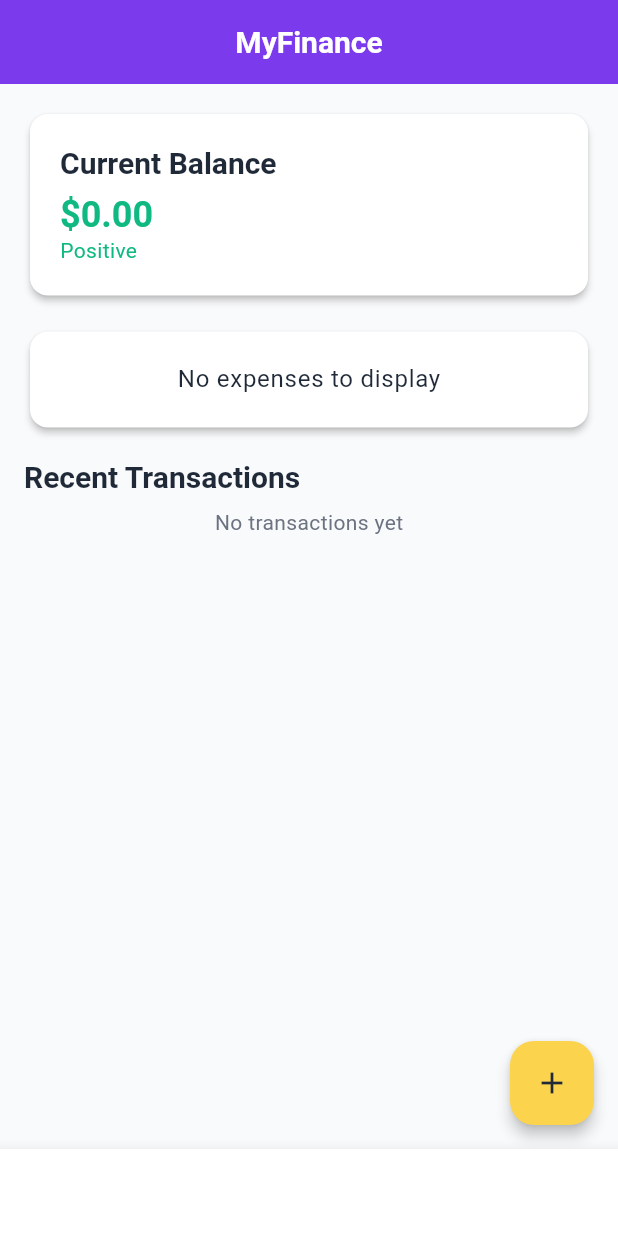
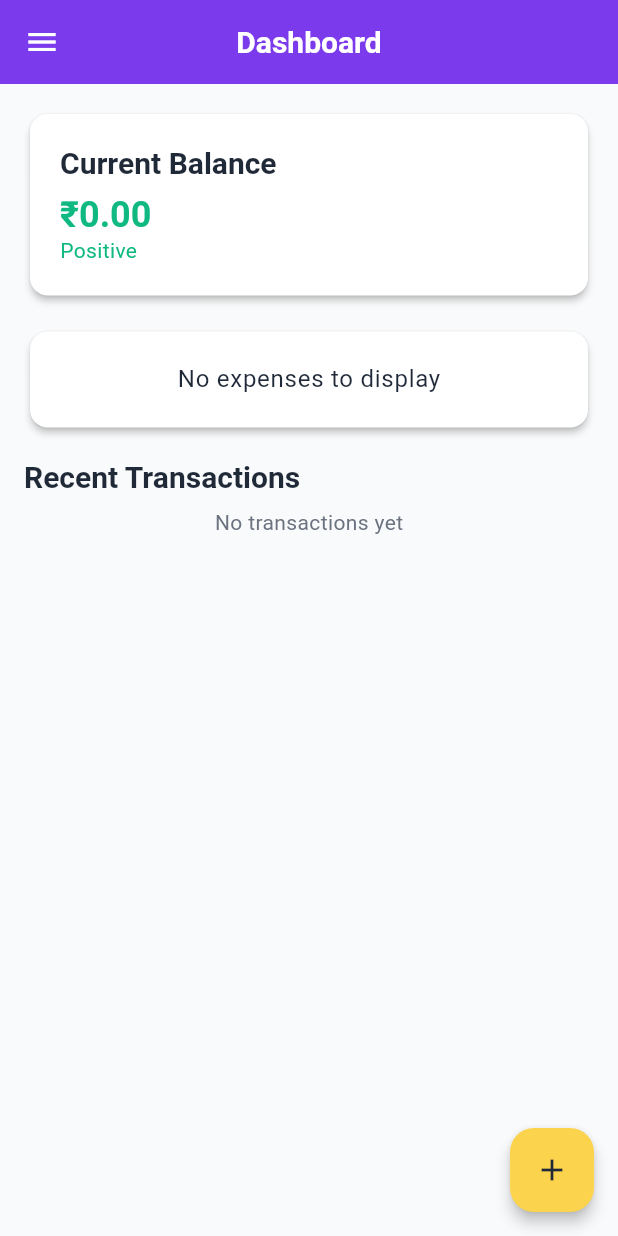
Before and after one commit to saumyasinha31/smart_expense, a Flutter app: the screen it shows after launch, on a phone screen of 412 x 824 dp. Run offline on Flutter 3.47's test engine with Material 3 defaults, Android fonts, the phone set to English and light mode, and no system bars; our stand-ins replace equatable, fl_chart, flutter_bloc, hive, hive_flutter; accounts and stored records are empty; generated files the repository leaves out were written again.

```diff
--- /dev/null
+++ b/lib/bloc/theme/theme_bloc.dart
@@ -0,0 +1,13 @@
+import 'package:flutter/material.dart';
+import 'package:flutter_bloc/flutter_bloc.dart';
+import 'theme_event.dart';
+import 'theme_state.dart';
+
+class ThemeBloc extends Bloc<ThemeEvent, ThemeState> {
+  ThemeBloc() : super(const ThemeState(themeMode: ThemeMode.light)) {
+    on<ToggleTheme>((event, emit) {
+      final newMode = state.themeMode == ThemeMode.light ? ThemeMode.dark : ThemeMode.light;
+      emit(state.copyWith(themeMode: newMode));
+    });
+  }
+}
--- /dev/null
+++ b/lib/bloc/theme/theme_event.dart
@@ -0,0 +1,3 @@
+abstract class ThemeEvent {}
+
+class ToggleTheme extends ThemeEvent {}
--- /dev/null
+++ b/lib/bloc/theme/theme_state.dart
@@ -0,0 +1,11 @@
+import 'package:flutter/material.dart';
+
+class ThemeState {
+  final ThemeMode themeMode;
+
+  const ThemeState({required this.themeMode});
+
+  ThemeState copyWith({ThemeMode? themeMode}) {
+    return ThemeState(themeMode: themeMode ?? this.themeMode);
+  }
+}
--- a/lib/main.dart
+++ b/lib/main.dart
@@ -8,6 +8,8 @@ import 'bloc/dashboard/dashboard_bloc.dart';
 import 'bloc/dashboard/dashboard_event.dart';
 import 'bloc/budget/budget_bloc.dart';
 import 'bloc/budget/budget_event.dart';
+import 'bloc/theme/theme_bloc.dart';
+import 'bloc/theme/theme_state.dart';
 import 'ui/theme.dart';
 import 'ui/screens/dashboard_screen.dart';
 
@@ -42,14 +44,21 @@ class MyFinanceApp extends StatelessWidget {
         BlocProvider(
           create: (context) => BudgetBloc(repository: repository)..add(LoadBudgets()),
         ),
+        BlocProvider(
+          create: (context) => ThemeBloc(),
+        ),
       ],
-      child: MaterialApp(
-        title: 'MyFinance',
-        debugShowCheckedModeBanner: false,
-        theme: lightTheme,
-        darkTheme: darkTheme,
-        themeMode: ThemeMode.light,
-        home: const DashboardScreen(),
+      child: BlocBuilder<ThemeBloc, ThemeState>(
+        builder: (context, themeState) {
+          return MaterialApp(
+            title: 'MyFinance',
+            debugShowCheckedModeBanner: false,
+            theme: lightTheme,
+            darkTheme: darkTheme,
+            themeMode: themeState.themeMode,
+            home: const DashboardScreen(),
+          );
+        },
       ),
     );
   }
--- a/lib/ui/screens/add_edit_transaction_screen.dart
+++ b/lib/ui/screens/add_edit_transaction_screen.dart
@@ -55,8 +55,8 @@ class _AddEditTransactionScreenState extends State<AddEditTransactionScreen> {
             TextFormField(
               controller: _amountController,
               decoration: const InputDecoration(
-                labelText: 'Amount',
-                prefixText: '\$',
+              labelText: 'Amount',
+              prefixText: '₹',
               ),
               keyboardType: TextInputType.number,
               validator: Validators.validateAmount,
--- a/lib/ui/screens/dashboard_screen.dart
+++ b/lib/ui/screens/dashboard_screen.dart
@@ -22,41 +22,94 @@ class DashboardScreen extends StatefulWidget {
 class _DashboardScreenState extends State<DashboardScreen> {
   int _selectedIndex = 0;
 
-  static const List<Widget> _screens = [
-    DashboardContent(),
-    TransactionsScreen(),
-    BudgetsScreen(),
-    SettingsScreen(),
+  static const List<String> _titles = [
+    'Dashboard',
+    'Transactions',
+    'Budgets',
+    'Settings',
+  ];
+
+  List<Widget> get _screens => [
+    const DashboardContent(),
+    const TransactionsScreen(),
+    const BudgetsScreen(),
+    const SettingsScreen(),
   ];
 
   @override
   Widget build(BuildContext context) {
     return Scaffold(
       body: _screens[_selectedIndex],
-      bottomNavigationBar: BottomNavigationBar(
-        currentIndex: _selectedIndex,
-        onTap: (index) {
-          setState(() => _selectedIndex = index);
+      drawer: Drawer(
+        child: ListView(
+          padding: EdgeInsets.zero,
+          children: [
+            DrawerHeader(
+              decoration: BoxDecoration(
+                color: Theme.of(context).colorScheme.primary,
+              ),
+              child: const Text(
+                'MyFinance',
+                style: TextStyle(
+                  color: Colors.white,
+                  fontSize: 24,
+                ),
+              ),
+            ),
+            ListTile(
+              leading: const Icon(Icons.dashboard),
+              title: const Text('Dashboard'),
+              selected: _selectedIndex == 0,
+              onTap: () {
+                setState(() => _selectedIndex = 0);
+                Navigator.of(context).pop();
               },
-        items: const [
-          BottomNavigationBarItem(
-            icon: Icon(Icons.dashboard),
-            label: 'Dashboard',
             ),
-          BottomNavigationBarItem(
-            icon: Icon(Icons.list),
-            label: 'Transactions',
+            ListTile(
+              leading: const Icon(Icons.receipt_long),
+              title: const Text('Transactions'),
+              selected: _selectedIndex == 1,
+              onTap: () {
+                setState(() => _selectedIndex = 1);
+                Navigator.of(context).pop();
+              },
             ),
-          BottomNavigationBarItem(
-            icon: Icon(Icons.account_balance_wallet),
-            label: 'Budgets',
+            ListTile(
+              leading: const Icon(Icons.account_balance_wallet),
+              title: const Text('Budgets'),
+              selected: _selectedIndex == 2,
+              onTap: () {
+                setState(() => _selectedIndex = 2);
+                Navigator.of(context).pop();
+              },
             ),
-          BottomNavigationBarItem(
-            icon: Icon(Icons.settings),
-            label: 'Settings',
+            ListTile(
+              leading: const Icon(Icons.settings),
+              title: const Text('Settings'),
+              selected: _selectedIndex == 3,
+              onTap: () {
+                setState(() => _selectedIndex = 3);
+                Navigator.of(context).pop();
+              },
             ),
           ],
         ),
+      ),
+      appBar: AppBar(
+        title: Text(_titles[_selectedIndex]),
+      ),
+      floatingActionButton: _selectedIndex == 0 || _selectedIndex == 1
+          ? FloatingActionButton(
+              onPressed: () {
+                Navigator.of(context).push(
+                  MaterialPageRoute(
+                    builder: (_) => const AddEditTransactionScreen(),
+                  ),
+                );
+              },
+              child: const Icon(Icons.add),
+            )
+          : null,
     );
   }
 }
@@ -66,11 +119,7 @@ class DashboardContent extends StatelessWidget {
 
   @override
   Widget build(BuildContext context) {
-    return Scaffold(
-      appBar: AppBar(
-        title: const Text('MyFinance'),
-      ),
-      body: BlocBuilder<DashboardBloc, DashboardState>(
+    return BlocBuilder<DashboardBloc, DashboardState>(
       builder: (context, state) {
         if (state is DashboardLoading) {
           return const Center(child: CircularProgressIndicator());
@@ -100,17 +149,6 @@ class DashboardContent extends StatelessWidget {
 
         return const SizedBox.shrink();
       },
-      ),
-      floatingActionButton: FloatingActionButton(
-        onPressed: () {
-          Navigator.of(context).push(
-            MaterialPageRoute(
-              builder: (_) => const AddEditTransactionScreen(),
-            ),
-          );
-        },
-        child: const Icon(Icons.add),
-      ),
     );
   }
 
--- a/lib/ui/widgets/transaction_card.dart
+++ b/lib/ui/widgets/transaction_card.dart
@@ -6,14 +6,16 @@ import '../theme.dart';
 
 class TransactionCard extends StatelessWidget {
   final Transaction transaction;
+  final VoidCallback? onTap;
 
-  const TransactionCard({Key? key, required this.transaction}) : super(key: key);
+  const TransactionCard({Key? key, required this.transaction, this.onTap}) : super(key: key);
 
   @override
   Widget build(BuildContext context) {
     final isExpense = transaction.type.index == 1; // TransactionType.expense
     return Card(
       child: ListTile(
+        onTap: onTap,
         leading: CircleAvatar(
           backgroundColor: Color(int.parse(transaction.category.colorHex.replaceFirst('#', '0xff'))),
           child: Text(
--- a/lib/utils/formatters.dart
+++ b/lib/utils/formatters.dart
@@ -1,7 +1,7 @@
 import 'package:intl/intl.dart';
 
 class AppFormatters {
-  static String formatCurrency(double amount, {String symbol = '\$'}) {
+  static String formatCurrency(double amount, {String symbol = '₹'}) {
     return '$symbol${amount.toStringAsFixed(2)}';
   }
 
```
Also changed, not shown: lib/ui/screens/budgets_screen.dart (+6 -9 lines), lib/ui/screens/settings_screen.dart (+11 -9 lines), lib/ui/screens/transactions_screen.dart (+51 -25 lines), lib/ui/widgets/expense_chart.dart (+29 -8 lines), pubspec.lock (added), 1 other file. Lines whose indentation alone changed are shown as unchanged.
